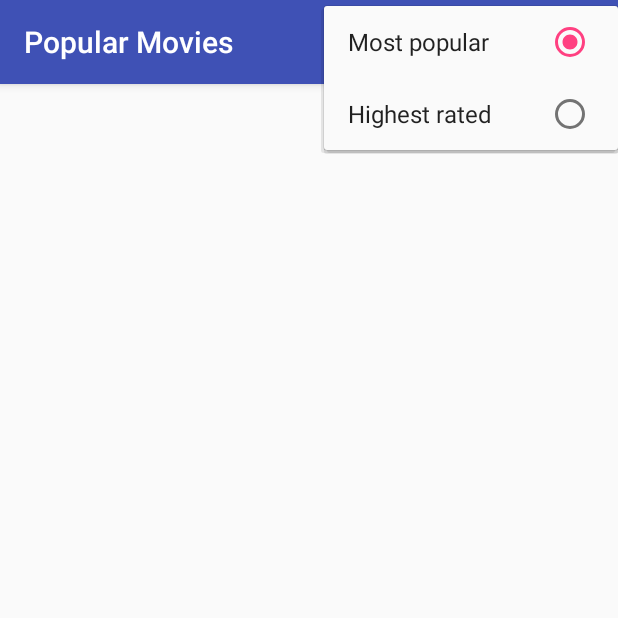
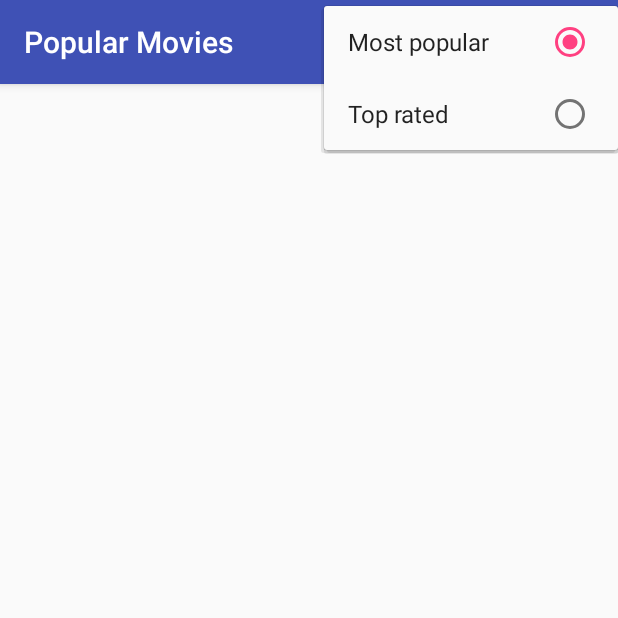
Before and after one commit to mregtej/popular-movies, an Android app: the screen it shows after launch (MainActivity), after a tap on "Sort by", on a phone screen of 412 x 824 dp, the top half of it. Run offline under Robolectric (Android 15) with nearby library versions, the phone set to English and light mode, and no system bars; our stand-ins replace Picasso; pictures from the network do not load.

Commit message:
Added "top_rated" and "most_popular" sorting methods

```diff
--- a/app/build.gradle
+++ b/app/build.gradle
@@ -16,10 +16,11 @@ android {
             proguardFiles getDefaultProguardFile('proguard-android.txt'), 'proguard-rules.pro'
         }
     }
+    buildToolsVersion '27.0.3'
 }
 
 dependencies {
-    implementation fileTree(dir: 'libs', include: ['*.jar'])
+    implementation fileTree(include: ['*.jar'], dir: 'libs')
     implementation 'com.android.support:appcompat-v7:27.1.1'
     implementation 'com.android.support:recyclerview-v7:27.1.1'
     implementation 'com.squareup.picasso:picasso:2.5.2'
--- a/app/src/main/java/com/udacity/popularmovies/rest/ApiInterface.java
+++ b/app/src/main/java/com/udacity/popularmovies/rest/ApiInterface.java
@@ -15,6 +15,9 @@ public interface ApiInterface {
     @GET("movie/top_rated")
     Call<FilmResponse> getTopRatedMovies(@Query("api_key") String apiKey);
 
+    @GET("movie/popular")
+    Call<FilmResponse> getMostPopularMovies(@Query("api_key") String apiKey);
+
     @GET("movie/{id}")
     Call<FilmResponse> getMovieDetails(@Path("id") int id, @Query("api_key") String apiKey);
 }
--- a/app/src/main/res/menu/menu_main.xml
+++ b/app/src/main/res/menu/menu_main.xml
@@ -16,8 +16,8 @@
                         android:title="@string/sort_by_most_popular_menu_item"
                         android:checked="true"/>
                     <item
-                        android:id="@+id/menuSortByHighestRated"
-                        android:title="@string/sort_by_highest_rated_menu_item"
+                        android:id="@+id/menuSortByTopRated"
+                        android:title="@string/sort_by_top_rated_menu_item"
                         android:checked="false"/>
 
                 </group>
--- a/app/src/main/res/values/strings.xml
+++ b/app/src/main/res/values/strings.xml
@@ -5,7 +5,7 @@
     <!-- App menu -->
     <string name="sort_by_menu_item">Sort by</string>
     <string name="sort_by_most_popular_menu_item">Most popular</string>
-    <string name="sort_by_highest_rated_menu_item">Highest rated</string>
+    <string name="sort_by_top_rated_menu_item">Top rated</string>
 
     <!-- Default texts & hints (TextViews) -->
     <string name="no_film_title">Untitled</string>
```
Also changed, not shown: app/src/main/java/com/udacity/popularmovies/ui/MainActivity.java (+39 -5 lines), 1 other file.
